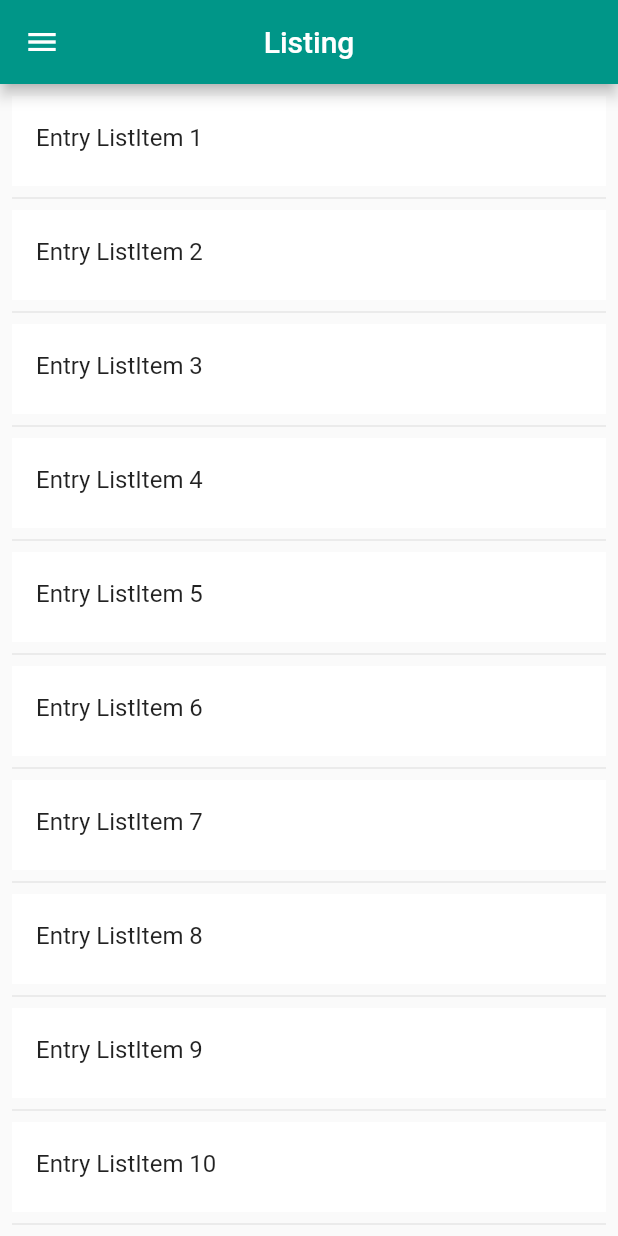
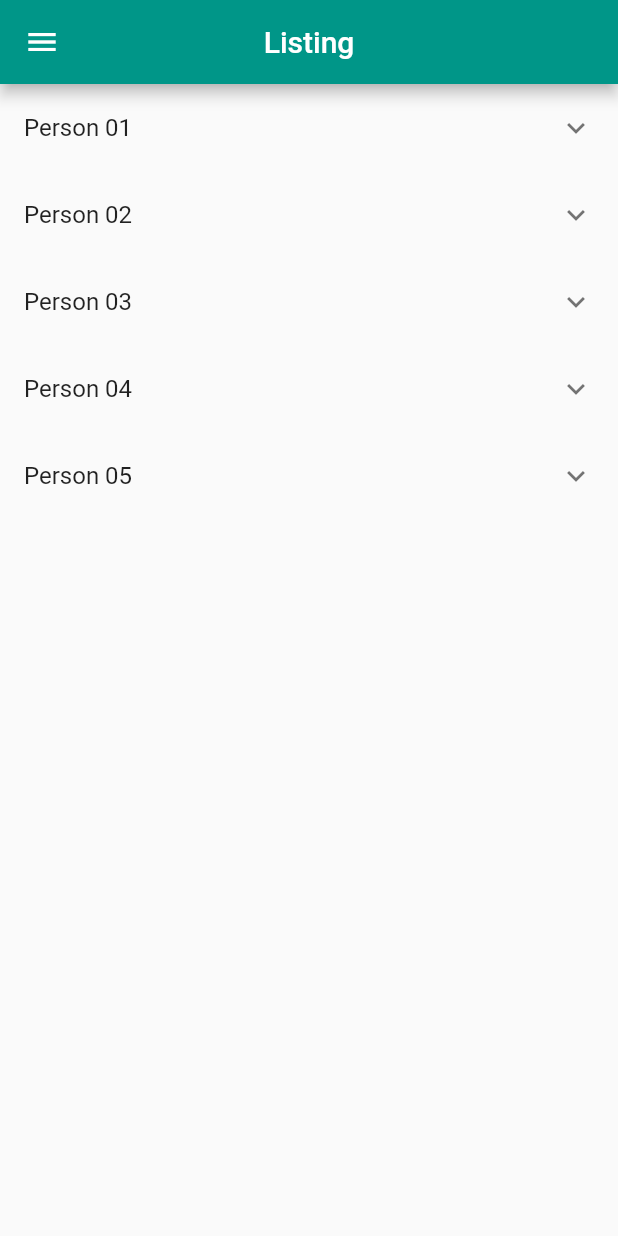
Before and after one commit to hanhav/Flutter-app-frame, a Flutter app: the Listing screen opened by its route, on a phone screen of 412 x 824 dp. Run offline on Flutter 3.47's test engine with Material 2 defaults, Android fonts, the phone set to English and light mode, and no system bars; Roboto replaces fonts that are missing (Montserrat).

Commit message:
add comments to code and fix listing screen

```diff
--- a/lib/screens/Listing.dart
+++ b/lib/screens/Listing.dart
@@ -1,38 +1,22 @@
 import 'package:flutter/material.dart';
 
 class Listing extends StatelessWidget {
-  static String tag = 'listings';
+  static String tag = 'listings'; // tag for navigation
   @override
   Widget build(BuildContext context) {
 
-    final List<String> listItems = <String> [
-      'ListItem 1', 'ListItem 2', 'ListItem 3',
-      'ListItem 4', 'ListItem 5', 'ListItem 6',
-      'ListItem 7', 'ListItem 8', 'ListItem 9',
-      'ListItem 10', 'ListItem 11', 'ListItem 12',
-    ];
-
-    final listingView = ListView.separated(
-      padding: const EdgeInsets.all(8),
-      itemCount: listItems.length,
-      itemBuilder: (BuildContext context, int index) {
-        return Container(
-        height: 60,
-        color: Colors.white,
-          child: ListTile(
-            title: Text('Entry ${listItems[index]}'),
-          ),
-        );
-      },
-      separatorBuilder: (BuildContext context, int index) => const Divider(),
-      );
-
+  // Return listing screen
   return Scaffold(
     appBar: AppBar(
       centerTitle: true,
       title: Text('Listing'),
     ),
-      body: listingView,
+    body: ListView.builder(
+          // Use builder and make list with ListItems
+          itemBuilder: (BuildContext context, int index) => ListItem(data[index]),
+          itemCount: data.length,
+    ),
+    // Drawer navigation for screen
     drawer: Drawer(
       child: ListView(
         padding: EdgeInsets.zero,
@@ -43,6 +27,7 @@ class Listing extends StatelessWidget {
               color: Colors.teal,
             ),
           ),
+          // Navigation options
           ListTile(
             title: Text('Home'),
             onTap: () {
@@ -79,3 +64,68 @@ class Listing extends StatelessWidget {
   );
   }
 }
+
+// One Item in list
+class Item {
+  Item(this.title, [this.children = const <Item>[]]);
+  final String title;
+  final List<Item> children;
+}
+
+// List of all persons
+final List<Item> data = <Item>[
+  // Parent Item
+  Item('Person 01',
+  // Child Item
+    <Item>[
+      Item('Lorem ipsum dolor sit amet, consectetur adipiscing elit. Nunc luctus in dui sed pharetra.',
+      ),
+    ],
+  ),
+  Item('Person 02',
+    <Item>[
+      Item('Lorem ipsum dolor sit amet, consectetur adipiscing elit. Nunc luctus in dui sed pharetra.',
+      ),
+    ],
+  ),
+  Item('Person 03',
+    <Item>[
+      Item('Lorem ipsum dolor sit amet, consectetur adipiscing elit. Nunc luctus in dui sed pharetra.',
+      ),
+    ],
+  ),
+  Item('Person 04',
+    <Item>[
+      Item('Lorem ipsum dolor sit amet, consectetur adipiscing elit. Nunc luctus in dui sed pharetra.',
+      ),
+    ],
+  ),
+  Item('Person 05',
+    <Item>[
+      Item('Lorem ipsum dolor sit amet, consectetur adipiscing elit. Nunc luctus in dui sed pharetra.',
+      ),
+    ],
+  ),
+];
+
+// Display only one Item if Item doesn't have childen dont display it
+class ListItem extends StatelessWidget {
+  const ListItem (this.item);
+
+  final Item item;
+
+  Widget buildTiles (Item root) {
+    if (root.children.isEmpty)
+      return ListTile(title: Text(root.title));
+    return ExpansionTile(
+      key: PageStorageKey<Item>(root),
+      title: Text(root.title),
+      children: root.children.map<Widget>(buildTiles).toList(),
+    );
+  }
+
+  @override
+  Widget build(BuildContext context) {
+    return buildTiles(item);
+  }
+}
--- a/lib/screens/Search.dart
+++ b/lib/screens/Search.dart
@@ -7,7 +7,9 @@ class Search extends StatefulWidget {
 }
 
 class _SearchState extends State<Search> {
+  // Screen title as widget because it will be hidden when doing search
   Widget appBarTitle = Text('Search');
+  // Define search icon. Icon will be changed after state change
   Icon openSearch = Icon(Icons.search, color: Colors.white);
   @override
   Widget build(BuildContext context) {
@@ -18,6 +20,9 @@ class _SearchState extends State<Search> {
         actions: <Widget>[
           IconButton(
             icon: openSearch,
+            // When user clicks on search icon ->
+            // change appbar title to textform widget and change icon to close icon
+            // After user clicks on close icon remove textform widget and display screen title
             onPressed: () {
               setState(() {
                 if (this.openSearch.icon == Icons.search) {
@@ -42,6 +47,7 @@ class _SearchState extends State<Search> {
           )
         ],
       ),
+      // Add drawer navigation to screen with listiles and navigation
        drawer: Drawer(
         child: ListView(
           padding: EdgeInsets.zero,
```
Also changed, not shown: lib/main.dart (+5 -2 lines), lib/screens/DashBoard.dart (+13 -0 lines), lib/screens/Login.dart (+8 -2 lines), lib/screens/Profile.dart (+19 -5 lines), lib/screens/Register.dart (+12 -1 lines), lib/screens/Settings.dart (+56 -29 lines). Lines whose indentation alone changed are shown as unchanged.
